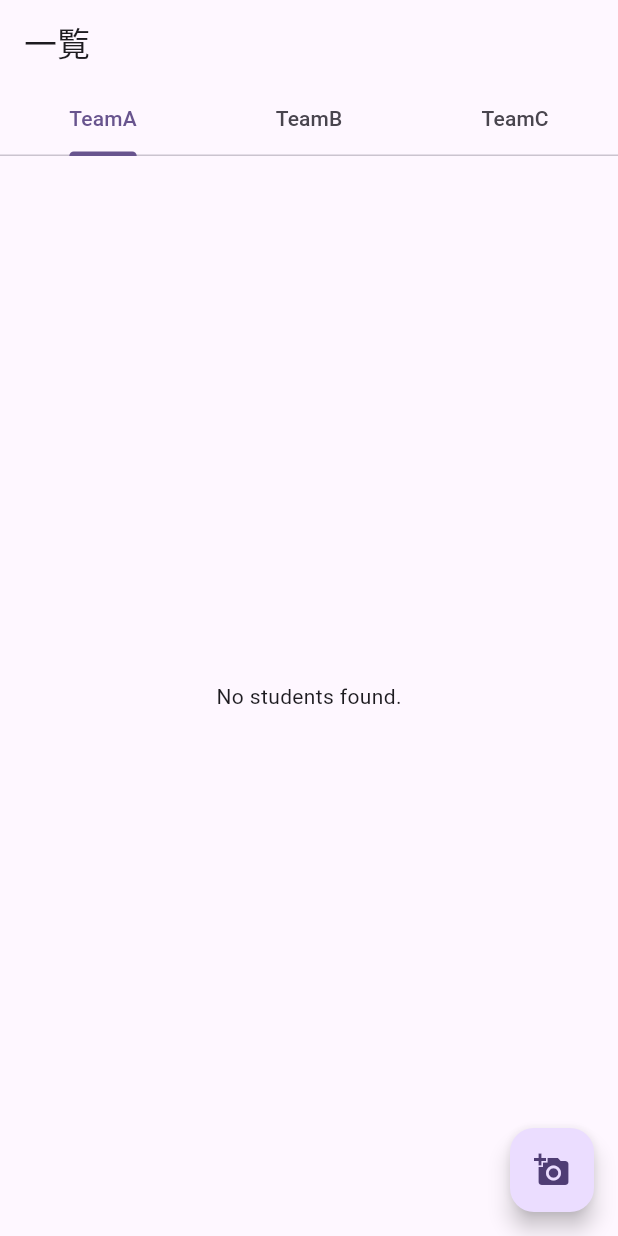
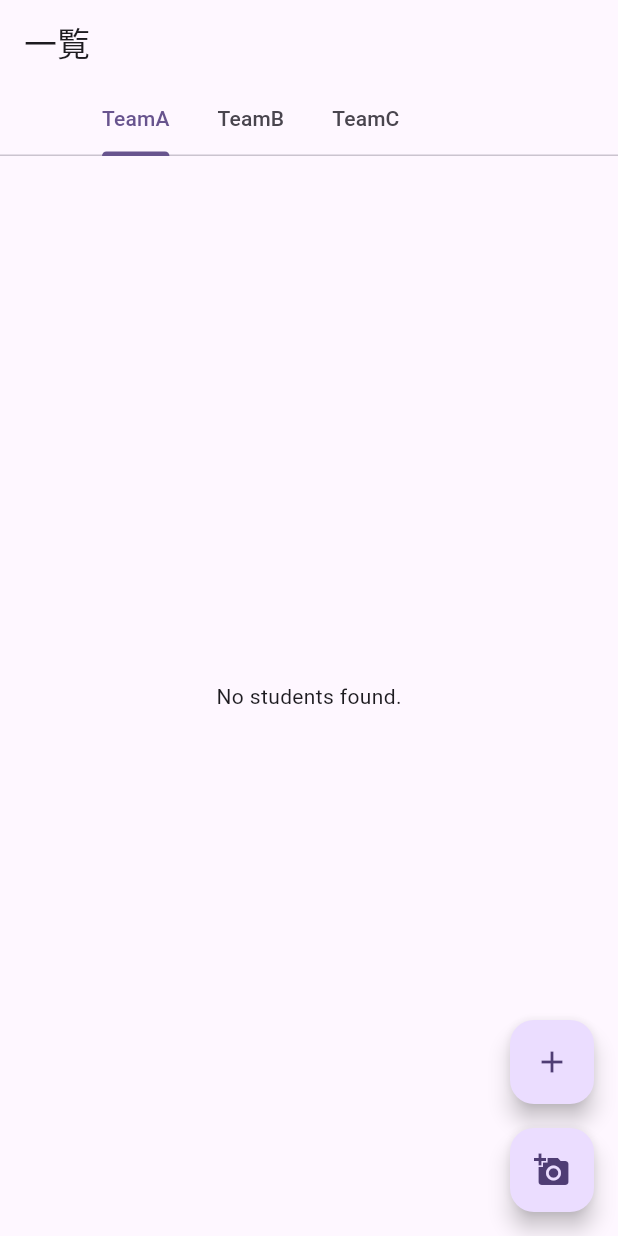
Before and after one commit to kuroishihiromu/GDSC-Hackathon-2024-0921, a Flutter app: the screen it shows after launch, on a phone screen of 412 x 824 dp. Run offline on Flutter 3.47's test engine with Material 3 defaults, Android fonts, the phone set to English and light mode, and no system bars; our stand-ins replace camera, cloud_firestore, firebase_core, google_generative_ai; accounts and stored records are empty.

Commit message:
[update] タブの追加ボタンの実装

```diff
--- a/flutter_application_1/lib/view/member_list.dart
+++ b/flutter_application_1/lib/view/member_list.dart
@@ -5,30 +5,91 @@ import 'package:camera/camera.dart';
 import 'Camera.dart'; // Camera.dartをインポート
 import 'package:flutter_application_1/infrastructure/remove_button.dart'; // 削除ボタン機能のimport
 
-class MemberList extends StatelessWidget {
+class MemberList extends StatefulWidget {
   const MemberList({super.key});
+
+  @override
+  _MemberListState createState() => _MemberListState();
+}
+
+class _MemberListState extends State<MemberList> {
+  List<String> tabNames = ['TeamA', 'TeamB', 'TeamC']; // 初期タブ名
 
   @override
   Widget build(BuildContext context) {
     return DefaultTabController(
-      length: 3,
+      length: tabNames.length,
       child: Scaffold(
         appBar: AppBar(
           title: const Text('一覧'),
-          bottom: const TabBar(tabs: <Widget>[
-            Tab(child: Text("TeamA")),
-            Tab(child: Text("TeamB")),
-            Tab(child: Text("TeamC")),
-          ]),
+          bottom: TabBar(
+            isScrollable: true, // タブをスクロールできるように
+            tabs: tabNames
+                .map((tabName) => Tab(
+                      child: Text(tabName),
+                    ))
+                .toList(),
           ),
-        body: const TabBarView(
-          children: <Widget>[
-            StudentCardList(), // Team Aのデータを表示
-            Center(child: Text("Team B の情報がここに表示されます。")),
-            Center(child: Text("Team C の情報がここに表示されます。")),
+        ),
+        body: TabBarView(
+          children: tabNames.map((tabName) {
+            if (tabName == 'TeamA') {
+              return const StudentCardList(); // Team Aのデータを表示
+            } else {
+              return Center(
+                  child: Text("$tabName の情報がここに表示されます。"));
+            }
+          }).toList(),
+        ),
+        floatingActionButton: Column(
+          mainAxisSize: MainAxisSize.min,
+          children: [
+            FloatingActionButton(
+              onPressed: () async {
+                // タブを追加するダイアログを表示
+                String? newTabName = await showDialog<String>(
+                  context: context,
+                  builder: (BuildContext context) {
+                    String tabName = '';
+                    return AlertDialog(
+                      title: const Text("新しいタブを追加"),
+                      content: TextField(
+                        onChanged: (value) {
+                          tabName = value;
+                        },
+                        decoration: const InputDecoration(
+                          hintText: 'タブ名を入力',
+                        ),
+                      ),
+                      actions: [
+                        TextButton(
+                          child: const Text("キャンセル"),
+                          onPressed: () {
+                            Navigator.of(context).pop();
+                          },
+                        ),
+                        TextButton(
+                          child: const Text("追加"),
+                          onPressed: () {
+                            Navigator.of(context).pop(tabName);
+                          },
+                        ),
                       ],
+                    );
+                  },
+                );
+
+                if (newTabName != null && newTabName.isNotEmpty) {
+                  setState(() {
+                    tabNames.add(newTabName);
+                  });
+                }
+              },
+              tooltip: 'タブを追加',
+              child: const Icon(Icons.add),
             ),
-        floatingActionButton: FloatingActionButton(
+            const SizedBox(height: 16),
+            FloatingActionButton(
               onPressed: () async {
                 // カメラリストを取得
                 final cameras = await availableCameras();
@@ -38,12 +99,15 @@ class MemberList extends StatelessWidget {
                 Navigator.push(
                   context,
                   MaterialPageRoute(
-                builder: (context) => TakePictureScreen(camera: firstCamera),
+                    builder: (context) =>
+                        TakePictureScreen(camera: firstCamera),
                   ),
                 );
               },
               tooltip: 'メンバー追加',
               child: const Icon(Icons.add_a_photo),
+            ),
+          ],
         ),
       ),
     );
```
Lines whose indentation alone changed are shown as unchanged.
